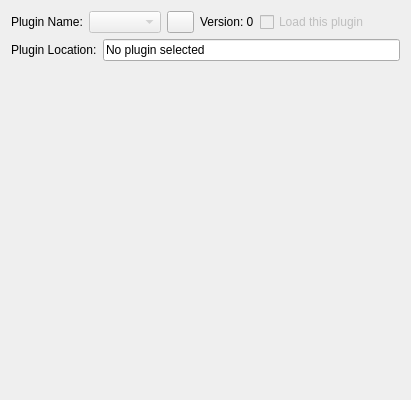
This is src/options/opt_plugins.ui in psi-plus/psi-plus-snapshots as Qt 5 draws it before an edit. The edited form follows.
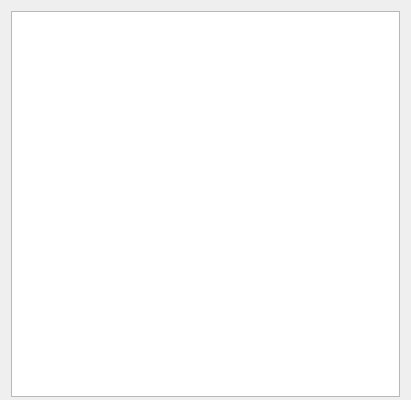
This is the edited form.

Commit message: Current version is 0.16.445: Psi+ was updated. Extra patches were updated.

What changed in the file:
```diff
--- a/src/options/opt_plugins.ui
+++ b/src/options/opt_plugins.ui
@@ -13,151 +13,86 @@
   <property name="windowTitle" >
    <string>OptPluginsUI</string>
   </property>
-  <layout class="QVBoxLayout" stretch="0,0,1,0">
+  <layout class="QVBoxLayout" stretch="0">
    <property name="bottomMargin">
     <number>3</number>
    </property>
    <item>
-    <layout class="QHBoxLayout">
-     <property name="spacing">
-      <number>6</number>
-     </property>
-     <property name="margin">
-      <number>0</number>
-     </property>
+    <layout class="QVBoxLayout" name="mainLayout">
      <item>
-      <widget class="QLabel" name="TextLabel2">
-       <property name="maximumSize">
-        <size>
-         <width>16777215</width>
-         <height>16777215</height>
-        </size>
+      <widget class="QTreeWidget" name="tw_Plugins">
+       <property name="layoutDirection">
+        <enum>Qt::LeftToRight</enum>
        </property>
-       <property name="text">
-        <string>Plugin Name:</string>
+       <property name="horizontalScrollBarPolicy">
+        <enum>Qt::ScrollBarAlwaysOff</enum>
        </property>
-      </widget>
-     </item>
-     <item>
-      <widget class="QComboBox" name="cb_plugins">
-       <property name="enabled">
-        <bool>false</bool>
+       <property name="editTriggers">
+        <set>QAbstractItemView::NoEditTriggers</set>
        </property>
        <property name="isOption" stdset="0">
         <bool>false</bool>
        </property>
-      </widget>
-     </item>
-     <item>
-      <widget class="QPushButton" name="pb_info">
-       <property name="sizePolicy">
-        <sizepolicy hsizetype="Minimum" vsizetype="Fixed">
-         <horstretch>27</horstretch>
-         <verstretch>27</verstretch>
-        </sizepolicy>
+       <property name="alternatingRowColors">
+        <bool>true</bool>
        </property>
-       <property name="maximumSize">
-        <size>
-         <width>27</width>
-         <height>27</height>
-        </size>
+       <property name="rootIsDecorated">
+        <bool>false</bool>
        </property>
-       <property name="text">
-        <string></string>
-       </property>
-      </widget>
-     </item>
-     <item>
-      <widget class="QLabel" name="version">
-       <property name="sizePolicy">
-        <sizepolicy hsizetype="Preferred" vsizetype="Preferred">
-         <horstretch>0</horstretch>
-         <verstretch>0</verstretch>
-        </sizepolicy>
-       </property>
-       <property name="text">
-        <string>Version: 0</string>
-       </property>
-      </widget>
-     </item>
-     <item>
-      <widget class="QCheckBox" name="cb_loadPlugin">
-       <property name="enabled">
+       <property name="itemsExpandable">
         <bool>false</bool>
        </property>
-       <property name="text">
-        <string>Load this plugin</string>
-       </property>
-      </widget>
-     </item>
-     <item>
-      <spacer>
-       <property name="orientation" >
-        <enum>Qt::Horizontal</enum>
-       </property>
-       <property name="sizeHint" stdset="0">
-        <size>
-         <width>40</width>
-         <height>20</height>
-        </size>
-       </property>
-      </spacer>
-     </item>
-    </layout>
-   </item>
-   <item>
-    <layout class="QHBoxLayout">
-     <item>
-      <widget class="QLabel" name="label">
-       <property name="text">
-        <string>Plugin Location:</string>
-       </property>
-      </widget>
-     </item>
-     <item>
-      <widget class="QLineEdit" name="le_location">
-       <property name="enabled">
-        <bool>true</bool>
-       </property>
-       <property name="text">
-        <string>No plugin selected</string>
-       </property>
-       <property name="readOnly">
-        <bool>true</bool>
-       </property>
-       <property name="isOption" stdset="0">
+       <property name="expandsOnDoubleClick">
         <bool>false</bool>
        </property>
+       <attribute name="headerVisible">
+        <bool>false</bool>
+       </attribute>
+       <attribute name="headerDefaultSectionSize">
+        <number>100</number>
+       </attribute>
+       <attribute name="headerMinimumSectionSize">
+        <number>21</number>
+       </attribute>
+       <attribute name="headerStretchLastSection">
+        <bool>false</bool>
+       </attribute>
+       <column>
+        <property name="text">
+         <string>Plugin Name</string>
+        </property>
+        <property name="whatsThis">
+         <string>Available plugins</string>
+        </property>
+        <property name="textAlignment">
+         <set>AlignHCenter|AlignVCenter|AlignCenter</set>
+        </property>
+       </column>
+       <column>
+        <property name="text">
+         <string>Version</string>
+        </property>
+        <property name="textAlignment">
+         <set>AlignHCenter|AlignVCenter|AlignCenter</set>
+        </property>
+       </column>
+       <column>
+        <property name="text">
+         <string>A</string>
+        </property>
+       </column>
+       <column>
+        <property name="text">
+         <string>S</string>
+        </property>
+       </column>
       </widget>
      </item>
     </layout>
    </item>
-   <item>
-    <layout class="QVBoxLayout" name="vboxLayout1">
-     <property name="spacing">
-      <number>6</number>
-     </property>
-     <property name="margin">
-      <number>0</number>
-     </property>
-    </layout>
-   </item>
-   <item>
-    <spacer>
-     <property name="orientation" >
-      <enum>Qt::Vertical</enum>
-     </property>
-     <property name="sizeHint" stdset="0">
-      <size>
-       <width>20</width>
-       <height>0</height>
-      </size>
-     </property>
-    </spacer>
-   </item>
   </layout>
  </widget>
- <layoutdefault spacing="6" margin="11" />
+ <layoutdefault spacing="6" margin="11"/>
  <resources/>
  <connections/>
 </ui>
```
Left out of the diff: 6 changed lines with no effect on the pictures. The commit also changes 7 other files.
